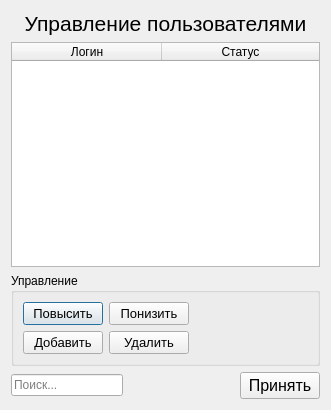
The window that dialog_controlusers.ui (zloysergunya/IS_Airport) describes before a commit, drawn with Qt 5.
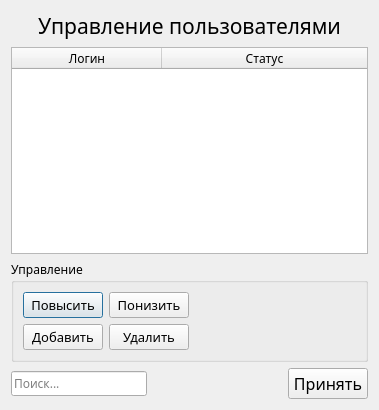
The same window after the commit.

```diff
--- a/dialog_controlusers.ui
+++ b/dialog_controlusers.ui
@@ -6,10 +6,15 @@
    <rect>
     <x>0</x>
     <y>0</y>
-    <width>331</width>
+    <width>379</width>
     <height>410</height>
    </rect>
   </property>
+  <property name="font">
+   <font>
+    <family>Mongolian Baiti</family>
+   </font>
+  </property>
   <property name="windowTitle">
    <string>Dialog</string>
   </property>
@@ -18,6 +23,7 @@
     <widget class="QLabel" name="mainLabel">
      <property name="font">
       <font>
+       <family>Mongolian Baiti</family>
        <pointsize>16</pointsize>
       </font>
      </property>
@@ -79,6 +85,7 @@
          <widget class="QPushButton" name="buttonUpStatus">
           <property name="font">
            <font>
+            <family>Mongolian Baiti</family>
             <pointsize>10</pointsize>
            </font>
           </property>
@@ -91,6 +98,7 @@
          <widget class="QPushButton" name="buttonDownStatus">
           <property name="font">
            <font>
+            <family>Mongolian Baiti</family>
             <pointsize>10</pointsize>
            </font>
           </property>
@@ -120,6 +128,7 @@
          <widget class="QPushButton" name="buttonAddUser">
           <property name="font">
            <font>
+            <family>Mongolian Baiti</family>
             <pointsize>10</pointsize>
            </font>
           </property>
@@ -135,6 +144,7 @@
          <widget class="QPushButton" name="buttonDeleteUser">
           <property name="font">
            <font>
+            <family>Mongolian Baiti</family>
             <pointsize>10</pointsize>
            </font>
           </property>
@@ -193,6 +203,7 @@
       <widget class="QPushButton" name="accept">
        <property name="font">
         <font>
+         <family>Mongolian Baiti</family>
          <pointsize>12</pointsize>
         </font>
        </property>
```
